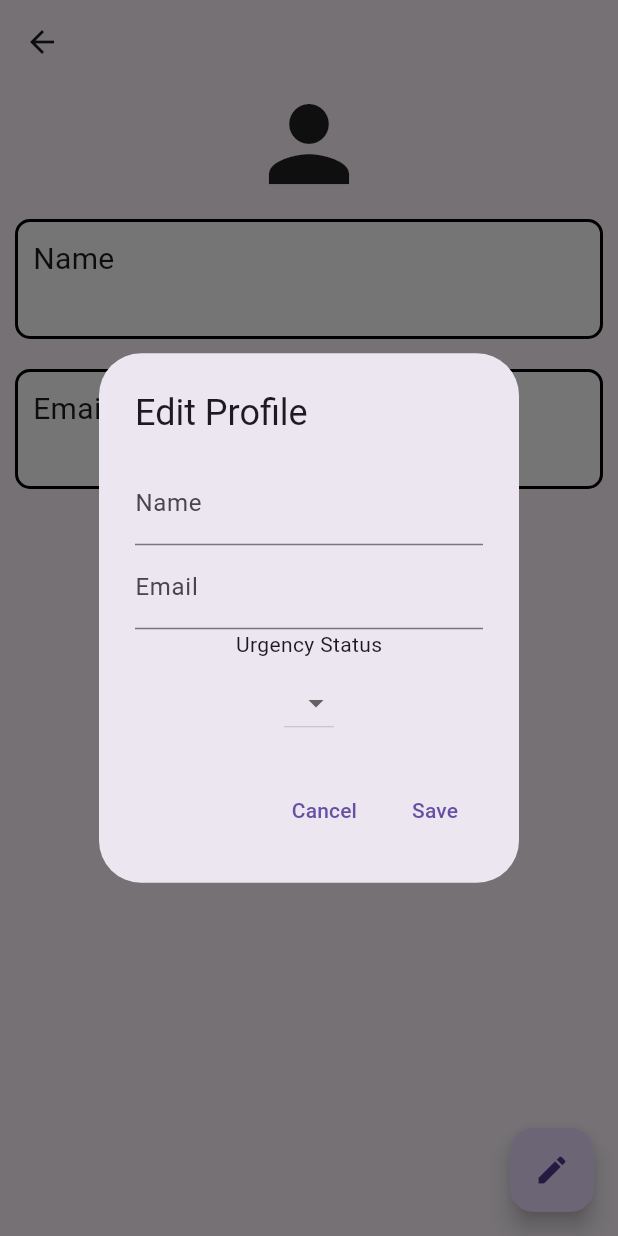
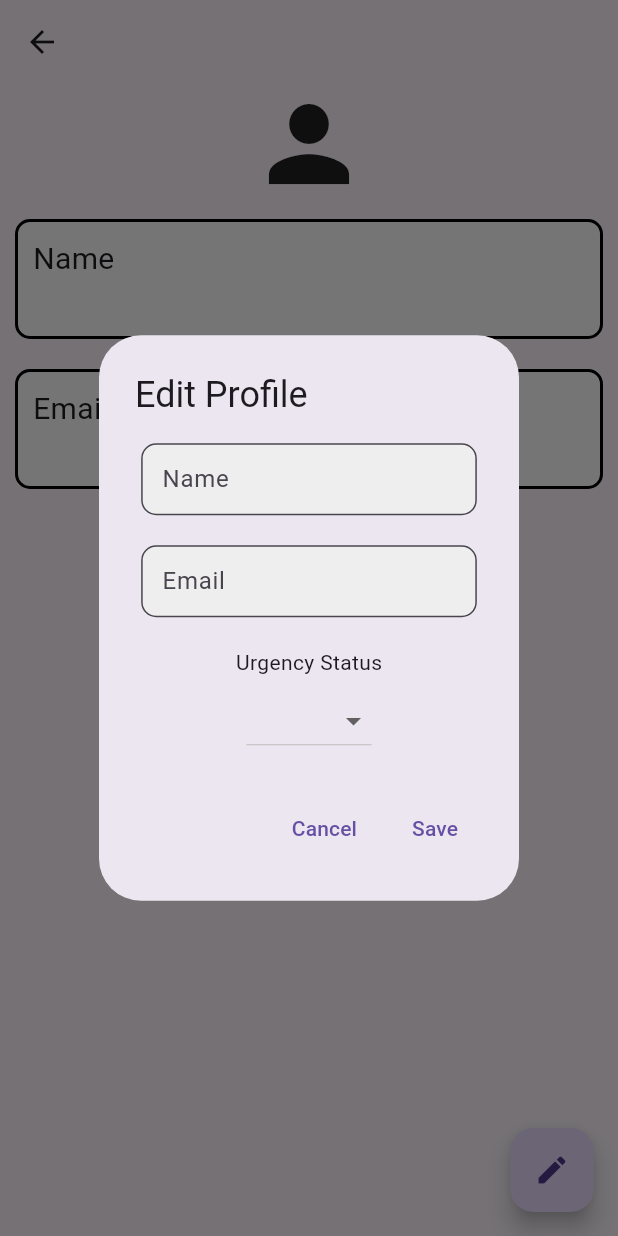
Before and after one commit to BrawlerXull/It-s-Urgent-, a Flutter app: the ProfileView screen opened by its route, after a tap on the "edit" icon, on a phone screen of 412 x 824 dp. Run offline on Flutter 3.47's test engine with Material 3 defaults, Android fonts, the phone set to English and light mode, and no system bars; our stand-ins replace audioplayers, cloud_firestore, firebase_auth, firebase_core, firebase_messaging, flutter_contacts and 4 more; missing offline and left inert: flutter_phone_direct_caller, quick_settings; accounts and stored records are empty; network calls fail; Roboto replaces fonts that are missing (Acme).

Commit message:
Edited profile page alert box

```diff
--- /dev/null
+++ b/lib/app/modules/profile/views/profile_page_custom_input_field.dart
@@ -0,0 +1,36 @@
+import 'package:flutter/material.dart';
+import 'package:get/get.dart';
+
+class CustomInputFieldProfilePage extends StatelessWidget {
+  final TextEditingController controller;
+  final String hintText;
+  final String labelText;
+  const CustomInputFieldProfilePage(
+      {required this.controller,
+      required this.hintText,
+      required this.labelText,
+      super.key});
+
+  @override
+  Widget build(BuildContext context) {
+    double width = Get.width;
+    return Padding(
+      padding: EdgeInsets.only(left: width * 0.01, right: width * 0.01),
+      child: TextField(
+        controller: controller,
+        decoration: InputDecoration(
+          contentPadding: const EdgeInsets.all(10.0),
+          fillColor: Colors.grey[200],
+          filled: true,
+          focusColor: Colors.grey[200],
+          hoverColor: Colors.grey[200],
+          labelText: labelText,
+          border: const OutlineInputBorder(
+            borderRadius: BorderRadius.all(Radius.circular(10)),
+          ),
+          hintText: hintText,
+        ),
+      ),
+    );
+  }
+}
--- a/lib/app/modules/profile/views/profile_page_floating_action_button.dart
+++ /dev/null
@@ -1,75 +0,0 @@
-import 'package:flutter/material.dart';
-
-class ProfilePageFloatingActionButton extends StatefulWidget {
-  final TextEditingController nameController;
-  final TextEditingController emailController;
-  final int urgencyStatus;
-  final void Function()? onPressedCancel;
-  final void Function()? onPressedSave;
-  final void Function(int?)? onDropDownChanged;
-  const ProfilePageFloatingActionButton(
-      {required this.onPressedSave,
-      required this.onPressedCancel,
-      required this.nameController,
-      required this.emailController,
-      required this.onDropDownChanged,
-      required this.urgencyStatus,
-      super.key});
-
-  @override
-  State<ProfilePageFloatingActionButton> createState() =>
-      _ProfilePageFloatingActionButtonState();
-}
-
-class _ProfilePageFloatingActionButtonState
-    extends State<ProfilePageFloatingActionButton> {
-  @override
-  Widget build(BuildContext context) {
-    return FloatingActionButton(
-      onPressed: () {
-        showDialog(
-          context: context,
-          builder: (context) => AlertDialog(
-            title: const Text('Edit Profile'),
-            content: Column(
-              mainAxisSize: MainAxisSize.min,
-              children: [
-                TextField(
-                  controller: widget.nameController,
-                  decoration: const InputDecoration(labelText: 'Name'),
-                ),
-                TextField(
-                  controller: widget.emailController,
-                  decoration: const InputDecoration(labelText: 'Email'),
-                ),
-                const Text("Urgency Status"),
-                const SizedBox(height: 5),
-                DropdownButton<int>(
-                  value: widget.urgencyStatus,
-                  onChanged: widget.onDropDownChanged,
-                  items: [1, 2, 3].map((value) {
-                    return DropdownMenuItem<int>(
-                      value: value,
-                      child: Text(value.toString()),
-                    );
-                  }).toList(),
-                ),
-              ],
-            ),
-            actions: [
-              TextButton(
-                onPressed: widget.onPressedCancel,
-                child: const Text('Cancel'),
-              ),
-              TextButton(
-                onPressed: widget.onPressedSave,
-                child: const Text('Save'),
-              ),
-            ],
-          ),
-        );
-      },
-      child: const Icon(Icons.edit),
-    );
-  }
-}
--- a/lib/app/modules/profile/views/profile_view.dart
+++ b/lib/app/modules/profile/views/profile_view.dart
@@ -1,6 +1,6 @@
 import 'package:flutter/material.dart';
 import 'package:get/get.dart';
-import 'package:itsurgent/app/modules/profile/views/profile_page_floating_action_button.dart';
+import 'package:itsurgent/app/modules/profile/views/profile_page_custom_input_field.dart';
 import 'package:itsurgent/app/modules/profile/views/profile_page_info_tile.dart';
 import '../controllers/profile_controller.dart';
 
@@ -19,23 +19,75 @@ class ProfileView extends GetView<ProfileController> {
           },
         ),
       ),
-      floatingActionButton: Obx(
-        () => ProfilePageFloatingActionButton(
-          onPressedSave: () {
-            controller.updateUserData(nameController.text.trim(),
-                emailController.text.trim(), controller.urgencyStatus.value);
-            Get.back();
-          },
-          onPressedCancel: () {
-            Get.back();
-          },
-          nameController: nameController,
-          emailController: emailController,
-          urgencyStatus: controller.urgencyStatus.value,
-          onDropDownChanged: (int? value) {
-            controller.urgencyStatus.value = value!;
-          },
-        ),
+      floatingActionButton: FloatingActionButton(
+        onPressed: () {
+          showDialog(
+            context: context,
+            builder: (context) => AlertDialog(
+              title: const Text('Edit Profile'),
+              content: Column(
+                mainAxisSize: MainAxisSize.min,
+                children: [
+                  CustomInputFieldProfilePage(
+                    controller: nameController,
+                    hintText: "Enter the name",
+                    labelText: 'Name',
+                  ),
+                  const SizedBox(height: 20),
+                  CustomInputFieldProfilePage(
+                    controller: emailController,
+                    hintText: "Enter the Email",
+                    labelText: 'Email',
+                  ),
+                  const SizedBox(height: 20),
+                  const Text("Urgency Status"),
+                  const SizedBox(height: 5),
+                  Obx(
+                    () => DropdownButton<int>(
+                      value: controller.urgencyStatus.value,
+                      onChanged: (int? value) {
+                        controller.urgencyStatus.value = value!;
+                      },
+                      items: const [
+                        DropdownMenuItem<int>(
+                          value: 1,
+                          child: Text('Low'),
+                        ),
+                        DropdownMenuItem<int>(
+                          value: 2,
+                          child: Text('Medium'),
+                        ),
+                        DropdownMenuItem<int>(
+                          value: 3,
+                          child: Text('High'),
+                        ),
+                      ],
+                    ),
+                  ),
+                ],
+              ),
+              actions: [
+                TextButton(
+                  onPressed: () {
+                    Get.back();
+                  },
+                  child: const Text('Cancel'),
+                ),
+                TextButton(
+                  onPressed: () {
+                    controller.updateUserData(
+                        nameController.text.trim(),
+                        emailController.text.trim(),
+                        controller.urgencyStatus.value);
+                    Get.back();
+                  },
+                  child: const Text('Save'),
+                ),
+              ],
+            ),
+          );
+        },
+        child: const Icon(Icons.edit),
       ),
       body: Obx(
         () => Column(
--- a/lib/main.dart
+++ b/lib/main.dart
@@ -2,7 +2,7 @@ import 'package:firebase_auth/firebase_auth.dart';
 import 'package:firebase_core/firebase_core.dart';
 import 'package:flutter/material.dart';
 import 'package:get/get.dart';
-import 'package:itsurgent/app/services/services.dart';
+// import 'package:itsurgent/app/services/services.dart';
 import 'app/routes/app_pages.dart';
 import 'firebase_options.dart';
 
@@ -11,8 +11,8 @@ void main() async {
   await Firebase.initializeApp(
     options: DefaultFirebaseOptions.currentPlatform,
   );
-  QuickTileService quickTileService = QuickTileService();
-  quickTileService.initQuickTile();
+  // QuickTileService quickTileService = QuickTileService();
+  // quickTileService.initQuickTile();
 
   User? user = FirebaseAuth.instance.currentUser;
 
```
